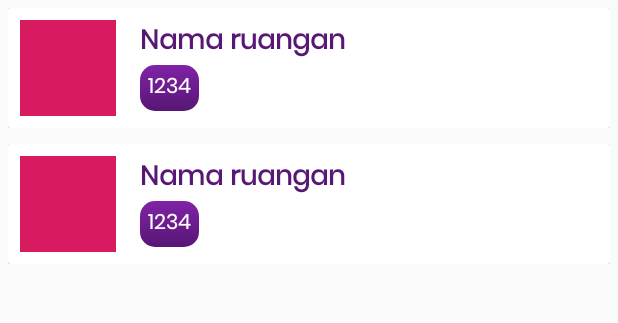
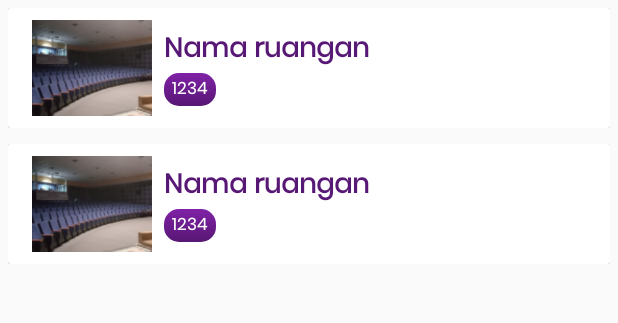
Before and after one commit to zzulfiqor/PAM_BookingApp, an Android app: the ListRuangan screen opened directly, with no data from a screen before it, on a phone screen of 412 x 824 dp, the part 75-398 px from its top. Run offline under Robolectric (Android 15) with nearby library versions, the phone set to English and light mode, and no system bars.

```diff
--- a/app/src/main/java/com/avenger/bookingyuk/View/Fragments/FragmentListRuangan.java
+++ b/app/src/main/java/com/avenger/bookingyuk/View/Fragments/FragmentListRuangan.java
@@ -80,7 +80,7 @@ public class FragmentListRuangan extends Fragment {
             @Override
             protected void onBindViewHolder(@NonNull EntryViewHolder entryViewHolder, int i, @NonNull ModelRuangan data) {
                 entryViewHolder.setTitle(data.getNama_ruang());
-                entryViewHolder.setKapasitas(data.getKapasitas_ruang());
+                entryViewHolder.setKapasitas("Kapasitas: "+data.getKapasitas_ruang());
             }
         };
 
--- a/app/src/main/res/layout/fragment_home.xml
+++ b/app/src/main/res/layout/fragment_home.xml
@@ -61,6 +61,7 @@
         android:layout_height="250dp"
         android:layout_marginTop="8dp"
         android:paddingBottom="15dp"
+        android:paddingHorizontal="4dp"
         android:background="@drawable/background_purple_rounded"
         app:layout_constraintEnd_toEndOf="parent"
         app:layout_constraintStart_toStartOf="parent"
@@ -83,6 +84,7 @@
             android:layout_width="match_parent"
             android:layout_height="0dp"
             android:layout_marginStart="8dp"
+            android:layout_marginTop="8dp"
             android:layout_marginEnd="8dp"
             app:layout_constraintBottom_toBottomOf="parent"
             app:layout_constraintEnd_toEndOf="parent"
--- a/app/src/main/res/layout/item_ruangan.xml
+++ b/app/src/main/res/layout/item_ruangan.xml
@@ -22,8 +22,13 @@
                 android:id="@+id/img_ruangan"
                 android:layout_width="80dp"
                 android:layout_height="80dp"
+                android:layout_marginStart="16dp"
                 android:padding="8dp"
-                android:src="@color/colorAccent"
+                android:scaleType="centerCrop"
+                android:src="@drawable/ruang_dummy"
+                app:layout_constraintBottom_toBottomOf="parent"
+                app:layout_constraintStart_toStartOf="parent"
+                app:layout_constraintTop_toTopOf="parent"
                 tools:ignore="MissingConstraints" />
 
             <TextView
@@ -31,7 +36,7 @@
                 android:layout_width="wrap_content"
                 android:layout_height="wrap_content"
                 android:layout_marginStart="8dp"
-                android:layout_marginTop="8dp"
+                android:layout_marginTop="13dp"
                 android:text="Nama ruangan"
                 android:textColor="@color/colorPrimaryDark"
                 android:textSize="18sp"
@@ -45,8 +50,9 @@
                 android:layout_height="wrap_content"
                 android:background="@drawable/background_purple_rounded"
                 android:paddingHorizontal="5dp"
-                android:paddingVertical="3dp"
+                android:paddingVertical="1dp"
                 android:text="1234"
+                android:textSize="5pt"
                 android:textColor="@color/white"
                 app:layout_constraintStart_toStartOf="@+id/nama_ruangan"
                 app:layout_constraintTop_toBottomOf="@+id/nama_ruangan" />
```
Also changed, not shown: app/src/main/java/com/avenger/bookingyuk/View/Fragments/HomeFragment.java (+6 -3 lines), app/src/main/res/layout/item_ruangan_tersedia.xml (added, +40 -0 lines).
